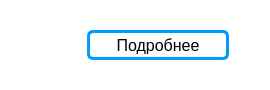
The window that UI/snapshotWidget.ui (Quitzero/MyDiplom) describes before a commit, drawn with Qt 5.
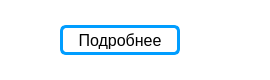
The same window after the commit. Icons and pictures are not drawn.

Patch:
```diff
--- a/UI/snapshotWidget.ui
+++ b/UI/snapshotWidget.ui
@@ -7,45 +7,41 @@
     <x>0</x>
     <y>0</y>
     <width>270</width>
-    <height>90</height>
+    <height>80</height>
    </rect>
   </property>
   <property name="minimumSize">
    <size>
     <width>270</width>
-    <height>90</height>
+    <height>80</height>
    </size>
   </property>
   <property name="maximumSize">
    <size>
     <width>270</width>
-    <height>90</height>
+    <height>80</height>
    </size>
   </property>
   <property name="windowTitle">
    <string>Frame</string>
   </property>
   <property name="styleSheet">
-   <string notr="true">background-color: rgb(255, 255, 255);</string>
+   <string notr="true">QFrame#snapshot{
+background-color: rgb(255, 255, 255);
+}</string>
   </property>
   <layout class="QHBoxLayout" name="horizontalLayout">
+   <property name="leftMargin">
+    <number>9</number>
+   </property>
    <item>
-    <widget class="QLabel" name="Image">
-     <property name="minimumSize">
-      <size>
-       <width>70</width>
-       <height>70</height>
-      </size>
-     </property>
+    <widget class="QLabel" name="label">
      <property name="maximumSize">
       <size>
-       <width>70</width>
-       <height>70</height>
+       <width>35</width>
+       <height>35</height>
       </size>
      </property>
-     <property name="styleSheet">
-      <string notr="true"/>
-     </property>
      <property name="text">
       <string/>
      </property>
@@ -61,10 +57,16 @@
     <widget class="QPushButton" name="moreButton">
      <property name="minimumSize">
       <size>
-       <width>0</width>
+       <width>120</width>
        <height>30</height>
       </size>
      </property>
+     <property name="maximumSize">
+      <size>
+       <width>120</width>
+       <height>16777215</height>
+      </size>
+     </property>
      <property name="font">
       <font>
        <pointsize>12</pointsize>
@@ -119,6 +121,42 @@
      </property>
     </widget>
    </item>
+   <item>
+    <widget class="QPushButton" name="LoadButton">
+     <property name="minimumSize">
+      <size>
+       <width>24</width>
+       <height>24</height>
+      </size>
+     </property>
+     <property name="maximumSize">
+      <size>
+       <width>24</width>
+       <height>24</height>
+      </size>
+     </property>
+     <property name="toolTip">
+      <string>Загрузить на устройство</string>
+     </property>
+     <property name="styleSheet">
+      <string notr="true">QPushButton{
+border:none;
+width:24px;
+height:24px;
+}
+QPushButton{
+background-image: url(:/download/download-blue.png);
+}
+QPushButton:hover:!pressed{
+background-image: url(:/download/download-red.png);
+}
+</string>
+     </property>
+     <property name="text">
+      <string/>
+     </property>
+    </widget>
+   </item>
   </layout>
  </widget>
  <resources>
```
Left out of the diff: 8 changed lines with no effect on the pictures.
